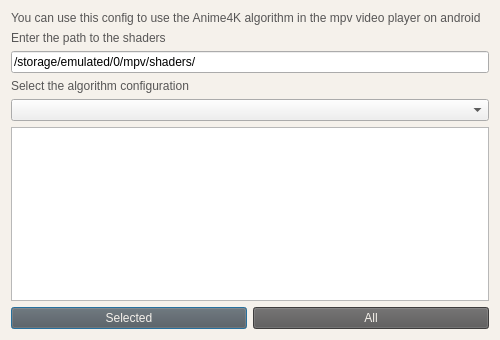
Communist02/AnimePlayer, file forms/android_config_window.ui: the form before one commit.
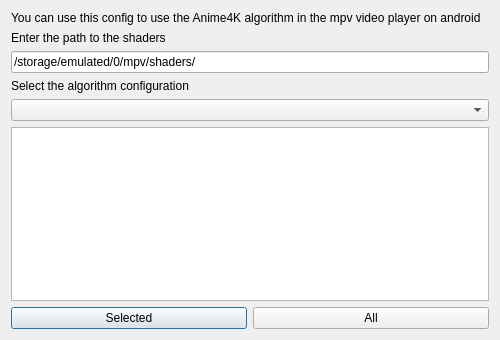
The form after the commit. Icons and pictures are not drawn.

Diff of the .ui file:
```diff
--- a/forms/android_config_window.ui
+++ b/forms/android_config_window.ui
@@ -17,24 +17,6 @@
    <iconset>
     <normaloff>../favicon.ico</normaloff>../favicon.ico</iconset>
   </property>
-  <property name="styleSheet">
-   <string notr="true">QDialog {
-	background-color: rgb(245, 241, 235);
-}
-
-QLabel {
-	color: rgb(87, 86, 86);
-}
-
-QCheckBox {
-	color: rgb(87, 86, 86);
-}
-
-QPushButton {
-	background-color: rgb(87, 86, 86);
-	color: rgb(245, 241, 235);
-}</string>
-  </property>
   <layout class="QVBoxLayout" name="verticalLayout">
    <item>
     <widget class="QLabel" name="label">
```
Left out of the diff: 2 changed lines with no effect on the pictures.
